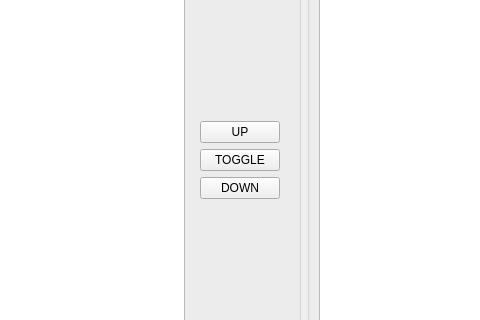
First picture: the form in ui/modbuddy.ui, repository OlavStornes/ModBuddy, before the edit; both pictures show x 783 to 1263 and y 281 to 601 of the 1463 by 809 pixel window.
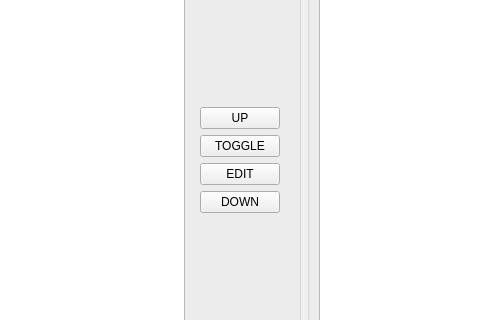
Second picture: the form after the edit.

Commit message: implement editing of single mods

```diff
--- a/ui/modbuddy.ui
+++ b/ui/modbuddy.ui
@@ -229,6 +229,13 @@
                </property>
               </widget>
              </item>
+	     <item>
+              <widget class="QPushButton" name="edit_mod">
+               <property name="text">
+                <string>EDIT</string>
+               </property>
+              </widget>
+             </item>
              <item>
               <widget class="QPushButton" name="move_down">
                <property name="text">
```
The commit also changes 2 other files.
